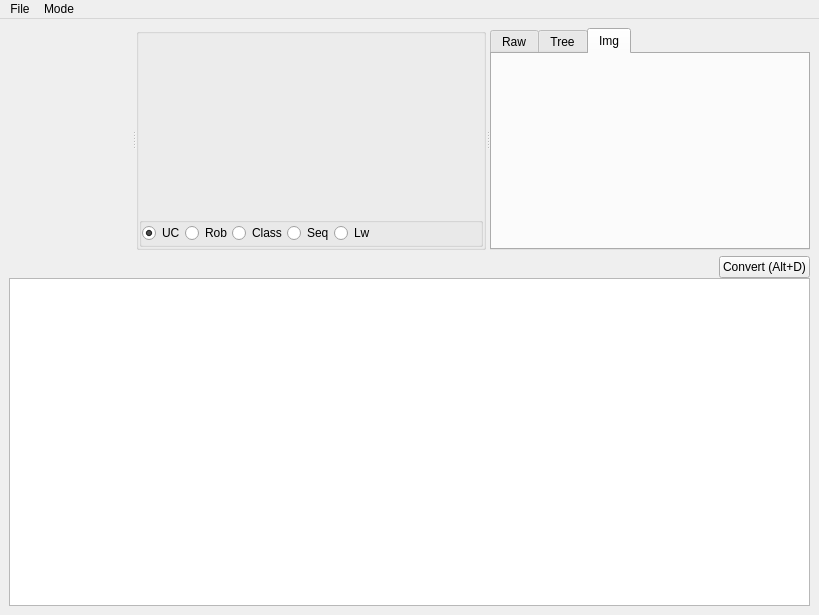
This is converter/gui_app/mainwindow.ui in Leartiz/plantuml_to_structs_converter as Qt 5 draws it before an edit. The edited form follows.
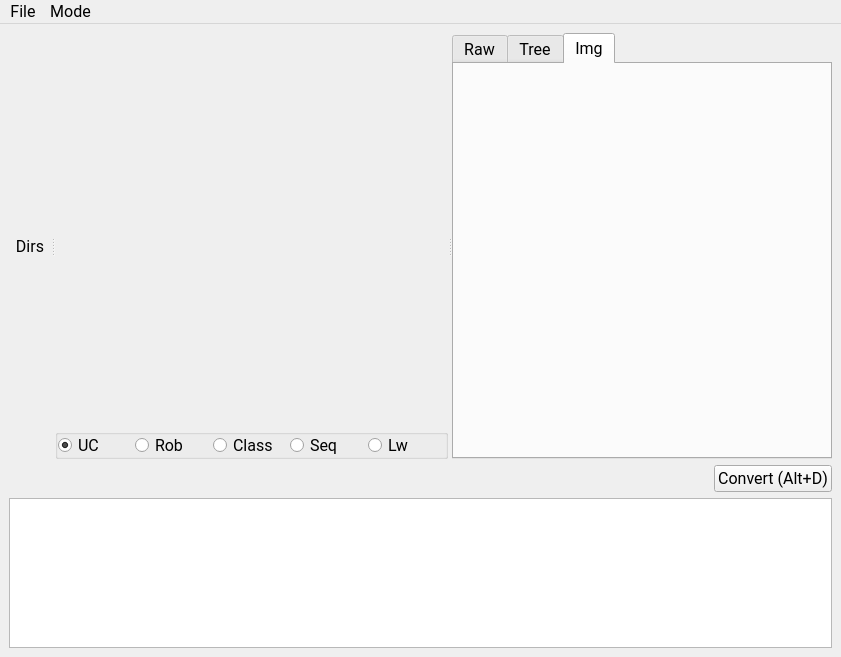
This is the edited form. The open tabs and pages were chosen to show the change. Icons and pictures are not drawn. Custom widgets are drawn as their Qt base class.

```diff
--- a/converter/gui_app/mainwindow.ui
+++ b/converter/gui_app/mainwindow.ui
@@ -6,8 +6,8 @@
    <rect>
     <x>0</x>
     <y>0</y>
-    <width>819</width>
-    <height>615</height>
+    <width>841</width>
+    <height>657</height>
    </rect>
   </property>
   <property name="sizePolicy">
@@ -16,6 +16,12 @@
     <verstretch>0</verstretch>
    </sizepolicy>
   </property>
+  <property name="font">
+   <font>
+    <family>Roboto</family>
+    <pointsize>12</pointsize>
+   </font>
+  </property>
   <property name="windowTitle">
    <string>PlantUML to Structs viewer</string>
   </property>
@@ -24,47 +30,23 @@
     <normaloff>:/img/logo.png</normaloff>:/img/logo.png</iconset>
   </property>
   <widget class="QWidget" name="centralwidget">
-   <layout class="QGridLayout" name="gridLayout_5">
-    <item row="0" column="0">
-     <widget class="QSplitter" name="splitter">
-      <property name="orientation">
-       <enum>Qt::Horizontal</enum>
-      </property>
-      <widget class="QWidget" name="dirTree" native="true">
-       <property name="sizePolicy">
-        <sizepolicy hsizetype="Preferred" vsizetype="Preferred">
-         <horstretch>0</horstretch>
-         <verstretch>0</verstretch>
-        </sizepolicy>
-       </property>
-      </widget>
-      <widget class="QGroupBox" name="groupBox">
-       <property name="sizePolicy">
-        <sizepolicy hsizetype="Preferred" vsizetype="Preferred">
-         <horstretch>0</horstretch>
-         <verstretch>0</verstretch>
-        </sizepolicy>
-       </property>
-       <property name="title">
-        <string/>
-       </property>
        <layout class="QGridLayout" name="gridLayout_4">
-        <property name="leftMargin">
-         <number>0</number>
-        </property>
-        <property name="topMargin">
-         <number>0</number>
-        </property>
-        <property name="rightMargin">
-         <number>0</number>
-        </property>
-        <property name="bottomMargin">
-         <number>0</number>
-        </property>
-        <property name="spacing">
-         <number>0</number>
-        </property>
-        <item row="0" column="0" rowspan="2" colspan="2">
+    <item row="0" column="0" colspan="2">
+     <widget class="QSplitter" name="splitter">
+      <property name="orientation">
+       <enum>Qt::Horizontal</enum>
+      </property>
+      <widget class="QLabel" name="label">
+       <property name="text">
+        <string>Dirs</string>
+       </property>
+       <property name="alignment">
+        <set>Qt::AlignCenter</set>
+       </property>
+      </widget>
+      <widget class="QWidget" name="layoutWidget">
+       <layout class="QVBoxLayout" name="verticalLayout_2">
+        <item>
          <widget class="QCodeEditor" name="codeEditor" native="true">
           <property name="sizePolicy">
            <sizepolicy hsizetype="Preferred" vsizetype="Preferred">
@@ -74,7 +56,7 @@
           </property>
          </widget>
         </item>
-        <item row="1" column="1">
+        <item>
          <widget class="QGroupBox" name="groupBox_2">
           <property name="minimumSize">
            <size>
@@ -162,19 +144,6 @@
                </property>
               </widget>
              </item>
-             <item>
-              <spacer name="horizontalSpacer_2">
-               <property name="orientation">
-                <enum>Qt::Horizontal</enum>
-               </property>
-               <property name="sizeHint" stdset="0">
-                <size>
-                 <width>40</width>
-                 <height>20</height>
-                </size>
-               </property>
-              </spacer>
-             </item>
             </layout>
            </item>
           </layout>
@@ -251,16 +220,6 @@
      </widget>
     </item>
     <item row="1" column="0">
-     <layout class="QVBoxLayout" name="verticalLayout">
-      <property name="spacing">
-       <number>0</number>
-      </property>
-      <item>
-       <layout class="QHBoxLayout" name="horizontalLayout">
-        <property name="spacing">
-         <number>0</number>
-        </property>
-        <item>
          <spacer name="horizontalSpacer">
           <property name="orientation">
            <enum>Qt::Horizontal</enum>
@@ -273,7 +232,7 @@
           </property>
          </spacer>
         </item>
-        <item>
+    <item row="1" column="1">
          <widget class="QPushButton" name="pushBtnConvert">
           <property name="text">
            <string>Convert (Alt+D)</string>
@@ -283,12 +242,15 @@
           </property>
          </widget>
         </item>
-       </layout>
-      </item>
-      <item>
-       <widget class="QTextEdit" name="textEditLog"/>
-      </item>
-     </layout>
+    <item row="2" column="0" colspan="2">
+     <widget class="QPlainTextEdit" name="plainTextEditLog">
+      <property name="maximumSize">
+       <size>
+        <width>16777215</width>
+        <height>150</height>
+       </size>
+      </property>
+     </widget>
     </item>
    </layout>
   </widget>
@@ -297,8 +259,8 @@
     <rect>
      <x>0</x>
      <y>0</y>
-     <width>819</width>
-     <height>21</height>
+     <width>841</width>
+     <height>24</height>
     </rect>
    </property>
    <widget class="QMenu" name="menuFile">
```
Left out of the diff: 2 changed lines with no effect on the pictures. Lines whose indentation alone changed are shown as unchanged.
